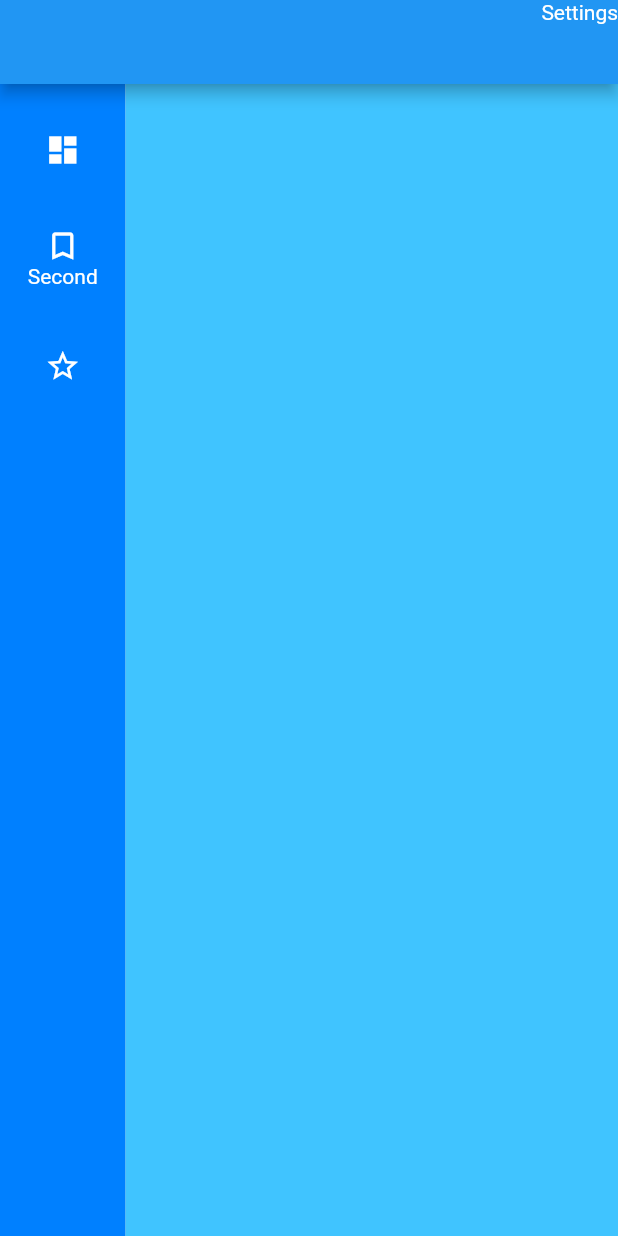
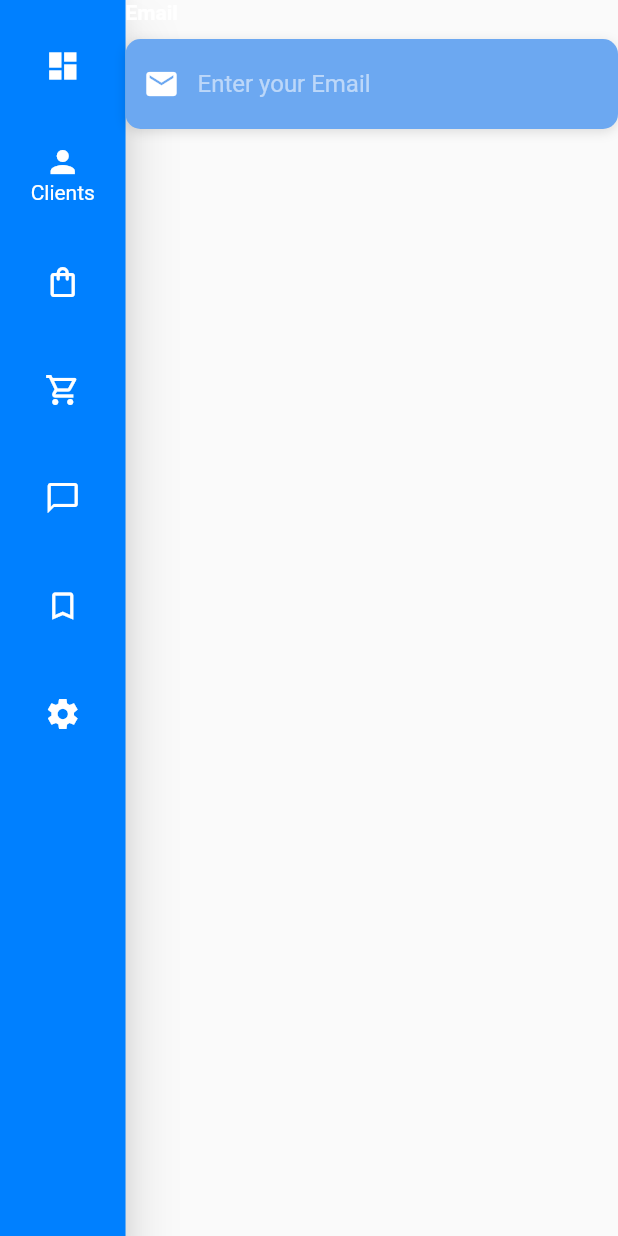
Before and after one commit to vetrivelu/NavigationBar, a Flutter app: the screen it shows after launch, on a phone screen of 412 x 824 dp. Run offline on Flutter 3.47's test engine with Material 2 defaults, Android fonts, the phone set to English and light mode, and no system bars; Roboto replaces fonts that are missing (OpenSans).

Commit message:
second commit

```diff
--- /dev/null
+++ b/lib/APIs/HostConfig.dart
@@ -0,0 +1 @@
+var host = "localhost:3000";
--- a/lib/LandArea.dart
+++ b/lib/LandArea.dart
@@ -1,6 +1,7 @@
 import 'package:flutter/material.dart';
 import 'package:railbar_marketplace/States.dart';
 import 'package:provider/provider.dart';
+import './Screens/clientRegister.dart';
 
 class LandArea extends StatelessWidget {
   @override
@@ -8,7 +9,7 @@ class LandArea extends StatelessWidget {
     return Consumer<PageState>(builder: (context, pageState, _) {
       var selectedIndex = pageState.pageState;
       if (selectedIndex == 1) {
-        return Container(color: Colors.lightBlueAccent);
+        return ClientRegister();
       } else {
         return Container(color: Colors.lightGreen);
       }
--- a/lib/NavigationRail.dart
+++ b/lib/NavigationRail.dart
@@ -9,16 +9,6 @@ class RailBarWidget extends StatelessWidget {
   Widget build(BuildContext context) {
     var toSelect = Provider.of<PageState>(context);
     return Scaffold(
-      appBar: AppBar(
-        actions: <Widget>[
-          Text(
-            "Settings",
-            style: TextStyle(color: Colors.white),
-            textAlign: TextAlign.center,
-            textHeightBehavior: TextHeightBehavior.fromEncoded(5),
-          )
-        ],
-      ),
       body: Row(
         children: <Widget>[
           NavigationRail(
@@ -40,14 +30,34 @@ class RailBarWidget extends StatelessWidget {
                 label: Text('Dashboard'),
               ),
               NavigationRailDestination(
-                icon: Icon(Icons.bookmark_border),
+                icon: Icon(Icons.person),
                 // selectedIcon: Icon(Icons.book),
-                label: Text('Second'),
+                label: Text('Clients'),
               ),
               NavigationRailDestination(
-                icon: Icon(Icons.star_border),
+                icon: Icon(Icons.shopping_bag_outlined),
                 // selectedIcon: Icon(Icons.star),
-                label: Text('Third'),
+                label: Text('Products'),
+              ),
+              NavigationRailDestination(
+                icon: Icon(Icons.shopping_cart_outlined),
+                // selectedIcon: Icon(Icons.star),
+                label: Text('Orders'),
+              ),
+              NavigationRailDestination(
+                icon: Icon(Icons.chat_bubble_outline),
+                // selectedIcon: Icon(Icons.star),
+                label: Text('Chats'),
+              ),
+              NavigationRailDestination(
+                icon: Icon(Icons.bookmark_border),
+                // selectedIcon: Icon(Icons.star),
+                label: Text('Discounts'),
+              ),
+              NavigationRailDestination(
+                icon: Icon(Icons.settings_sharp),
+                // selectedIcon: Icon(Icons.star),
+                label: Text('Settings'),
               ),
             ],
           ),
--- /dev/null
+++ b/lib/Screens/Product.dart
@@ -0,0 +1 @@
+import 'package:flutter/material.dart';
--- /dev/null
+++ b/lib/Screens/clientRegister.dart
@@ -0,0 +1,46 @@
+import 'package:flutter/material.dart';
+import '../constants.dart';
+
+class ClientRegister extends StatelessWidget {
+  const ClientRegister({Key key}) : super(key: key);
+
+  @override
+  Widget build(BuildContext context) {
+    return Container(child: _buildEmailTF());
+  }
+}
+
+Widget _buildEmailTF() {
+  return Column(
+    crossAxisAlignment: CrossAxisAlignment.start,
+    children: <Widget>[
+      Text(
+        'Email',
+        style: kLabelStyle,
+      ),
+      SizedBox(height: 10.0),
+      Container(
+        alignment: Alignment.centerLeft,
+        decoration: kBoxDecorationStyle,
+        height: 60.0,
+        child: TextField(
+          keyboardType: TextInputType.emailAddress,
+          style: TextStyle(
+            color: Colors.white,
+            fontFamily: 'OpenSans',
+          ),
+          decoration: InputDecoration(
+            border: InputBorder.none,
+            contentPadding: EdgeInsets.only(top: 14.0),
+            prefixIcon: Icon(
+              Icons.email,
+              color: Colors.white,
+            ),
+            hintText: 'Enter your Email',
+            hintStyle: kHintTextStyle,
+          ),
+        ),
+      ),
+    ],
+  );
+}
--- a/pubspec.yaml
+++ b/pubspec.yaml
@@ -21,8 +21,11 @@ environment:
   sdk: ">=2.7.0 <3.0.0"
 
 dependencies:
+  http_parser: ^4.0.0
+  http: ^0.13.0
   flutter:
     sdk: flutter
+
 
 
   # The following adds the Cupertino Icons font to your application.
```
Also changed, not shown: lib/APIs/ClientFunctions.dart (added, +39 -0 lines), lib/APIs/ProductFunctions.dart (added, +38 -0 lines), lib/Models/Clients.dart (added, +59 -0 lines), lib/Models/Products.dart (added, +141 -0 lines), lib/constants.dart (added, +24 -0 lines), lib/main.dart (+10 -0 lines), lib/Models/Orders.dart (added), pubspec.lock.
